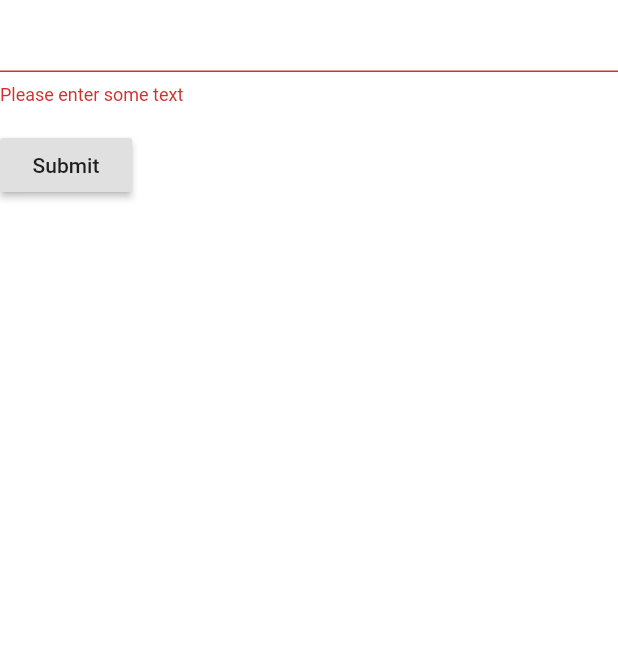
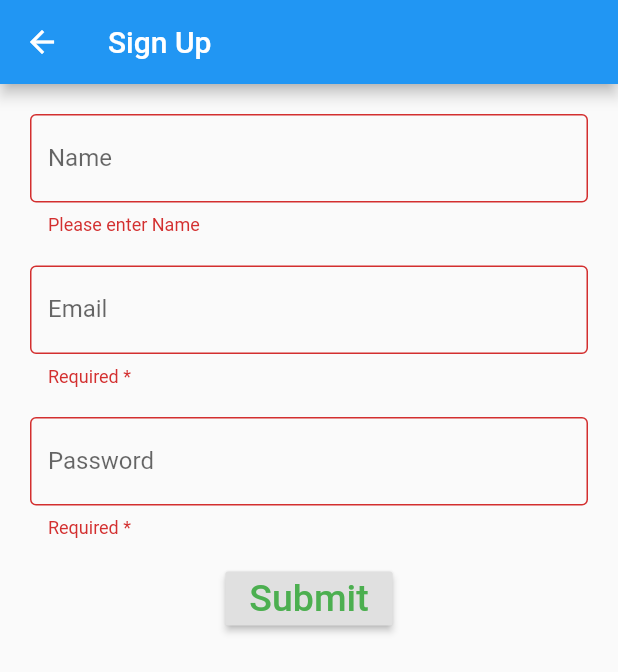
Before and after one commit to mdRazunMia/first_flutter_app, a Flutter app: the SignUpScreen screen opened by its route, after a tap on "Submit", on a phone screen of 412 x 824 dp. Shown: the top 672 px of the screen. Run offline on Flutter 3.47's test engine with Material 2 defaults, Android fonts, the phone set to English and light mode, and no system bars; our stand-ins replace form_field_validator; network calls fail.

Commit message:
Form validation using custom and plugin

```diff
--- a/lib/main.dart
+++ b/lib/main.dart
@@ -1,6 +1,6 @@
 import 'package:flutter/material.dart';
+
 import './screen/person_screen.dart';
-
 import './screen/main_drawer.dart';
 import './widgets/tabBar_widget.dart';
 import './screen/information_screen.dart';
--- a/lib/screen/main_drawer.dart
+++ b/lib/screen/main_drawer.dart
@@ -74,7 +74,7 @@ class MainDrawer extends StatelessWidget {
                 style: TextStyle(fontSize: 18),
               ),
               onTap: (){
-                Navigator.of(context).pushNamed(informationRoute);
+                Navigator.of(context).pushNamed(signUpRouter );
               },
           ),
           ListTile(
--- a/lib/screen/signUp_screen.dart
+++ b/lib/screen/signUp_screen.dart
@@ -1,9 +1,23 @@
 import 'package:flutter/material.dart';
+import 'package:form_field_validator/form_field_validator.dart';
 
 class SignUpScreen extends StatefulWidget {
   @override
-  _SignUpScreenState createState(){
+  _SignUpScreenState createState() {
     return _SignUpScreenState();
+  }
+}
+
+// ignore: missing_return
+String passwordLengthValidator(value){
+  if(value.isEmpty){
+    return "Required *";
+  }else if(value.length < 6){
+    return "Password should be at least 6 charaters";
+  }else if(value.length >= 15){
+    return "Password should be less then 15 characters";
+  }else{
+    return null;
   }
 }
 
@@ -11,36 +25,91 @@ class _SignUpScreenState extends State<SignUpScreen> {
   final _formKey = GlobalKey<FormState>();
   @override
   Widget build(BuildContext context) {
-    return Form(
+    return Scaffold(
+      appBar: AppBar(
+        title: Text(
+          'Sign Up',
+        ),
+      ),
+      body: Padding(
+          padding: EdgeInsets.all(20),
+          child: Form(
+            autovalidate: true,
             key: _formKey,
+            child: SingleChildScrollView(
+              // crossAxisAlignment: CrossAxisAlignment.center,
               child: Column(
-        crossAxisAlignment: CrossAxisAlignment.start,
                 children: <Widget>[
                   TextFormField(
+                    decoration: InputDecoration(
+                      border: OutlineInputBorder(),
+                      labelText: 'Name',
+                    ),
                     validator: (value) {
                       if (value.isEmpty) {
-                return 'Please enter some text';
+                        return 'Please enter Name';
                       }
                       return null;
                     },
                   ),
                   Padding(
+                    padding: EdgeInsets.only(top: 20),
+                    child: TextFormField(
+                      decoration: InputDecoration(
+                        border: OutlineInputBorder(),
+                        labelText: 'Email',
+                      ),
+                      validator: MultiValidator(
+                        [
+                          RequiredValidator(errorText: "Required *"),
+                          EmailValidator(errorText: "Not A Valid Email"),
+                        ]
+                      ),
+                      // validator: (value) {
+                      //   if (value.isEmpty) {
+                      //     return 'Please enter Email';
+                      //   }
+                      //   return null;
+                      // },
+                    ),
+                  ),
+                  Padding(
+                    padding: EdgeInsets.only(top: 20),
+                    child: TextFormField(
+                      decoration: InputDecoration(
+                        border: OutlineInputBorder(),
+                        labelText: 'Password',
+                      ),
+                      validator: passwordLengthValidator,
+                      //obscureText: false,
+                      //MinLengthValidator(6, errorText: "Should be at least 6 character"),
+                      // validator: (value) {
+                      //   if (value.isEmpty) {
+                      //     return 'Please enter password';
+                      //   }
+                      //   return null;
+                      // },
+                    ),
+                  ),
+                  Padding(
                     padding: const EdgeInsets.symmetric(vertical: 16.0),
                     child: RaisedButton(
                       onPressed: () {
-                // Validate returns true if the form is valid, or false
-                // otherwise.
                         if (_formKey.currentState.validate()) {
-                  // If the form is valid, display a Snackbar.
-                  Scaffold.of(context)
-                      .showSnackBar(SnackBar(content: Text('Processing Data')));
+                          Scaffold.of(context).showSnackBar(
+                              SnackBar(content: Text('Processing Data')));
                         }
                       },
-              child: Text('Submit'),
+                      child: Text(
+                        'Submit',
+                        style: TextStyle(fontSize: 25, color: Colors.green),
+                      ),
                     ),
                   ),
                 ],
               ),
+            ),
+          )),
     );
   }
 }
--- a/pubspec.yaml
+++ b/pubspec.yaml
@@ -19,7 +19,7 @@ environment:
 dependencies:
   flutter:
     sdk: flutter
-
+  form_field_validator: ^1.0.1
   # The following adds the Cupertino Icons font to your application.
   # Use with the CupertinoIcons class for iOS style icons.
   cupertino_icons: ^0.1.2
```
Also changed, not shown: pubspec.lock. Lines whose indentation alone changed are shown as unchanged.
